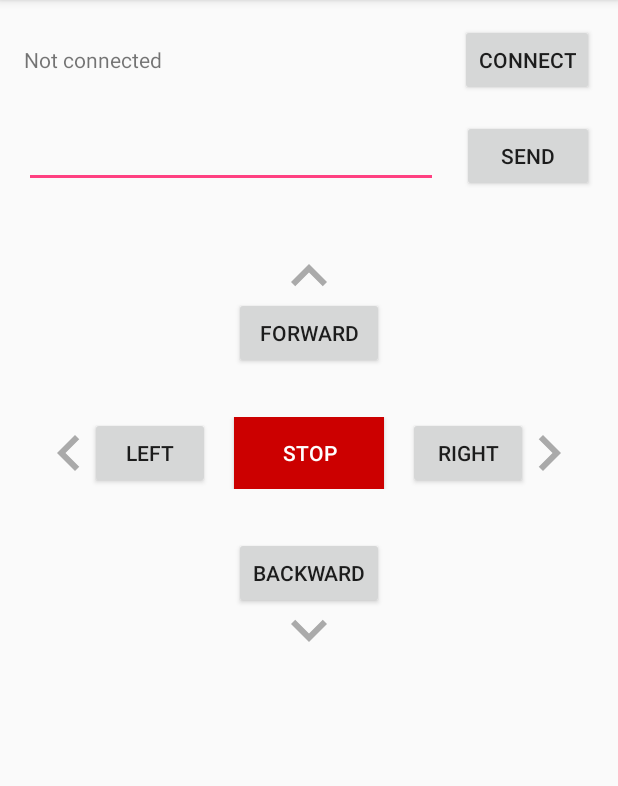
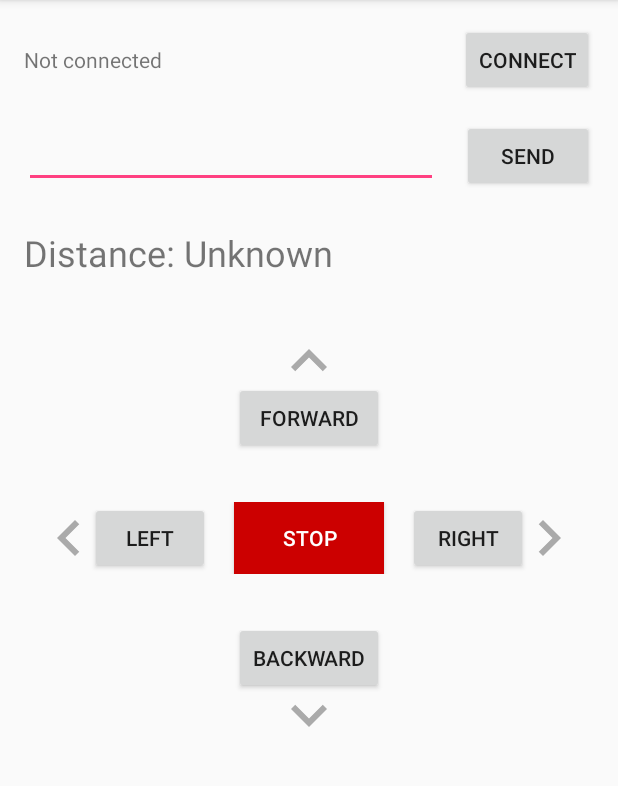
Before and after one commit to brunofalmeida/DrivingRobot-Android, an Android app: the screen it shows after launch (MainActivity), on a phone screen of 412 x 824 dp, the part 84-870 px from its top. Run offline under Robolectric (Android 15) with nearby library versions, the phone set to English and light mode, and no system bars.

Commit message:
Add forward distance label

```diff
--- a/DrivingRobot/app/src/main/java/ca/brunoalmeida/drivingrobot/MainActivity.java
+++ b/DrivingRobot/app/src/main/java/ca/brunoalmeida/drivingrobot/MainActivity.java
@@ -48,6 +48,7 @@ public class MainActivity extends AppCompatActivity {
 
     TextView mainText;
     EditText message;
+    TextView distance;
 
 
     /**
@@ -87,6 +88,7 @@ public class MainActivity extends AppCompatActivity {
         setContentView(R.layout.activity_main);
         mainText = (TextView) findViewById(R.id.main_text);
         message = (EditText) findViewById(R.id.message);
+        distance = (TextView) findViewById(R.id.distance);
 
         registerBluetoothBroadcastReceiver();
         checkBluetoothAvailability();
@@ -237,8 +239,14 @@ public class MainActivity extends AppCompatActivity {
         }
     });
 
-    private void handleBluetoothRead(String message) {
+    private void handleBluetoothRead(final String message) {
         Log.i(TAG, "Bluetooth Read: " + message);
+        runOnUiThread(new Runnable() {
+            @Override
+            public void run() {
+                distance.setText("Distance: " + message + "cm");
+            }
+        });
     }
 
     /**
--- a/DrivingRobot/app/src/main/res/layout/activity_main.xml
+++ b/DrivingRobot/app/src/main/res/layout/activity_main.xml
@@ -49,6 +49,14 @@
             android:onClick="sendButtonTapped" />
 
     </LinearLayout>
+
+    <TextView
+        android:id="@+id/distance"
+        android:layout_width="wrap_content"
+        android:layout_height="wrap_content"
+        android:textSize="24dp"
+        android:text="Distance: Unknown"
+        android:layout_marginTop="24dp"/>
 
     <LinearLayout
         android:layout_width="wrap_content"
```
